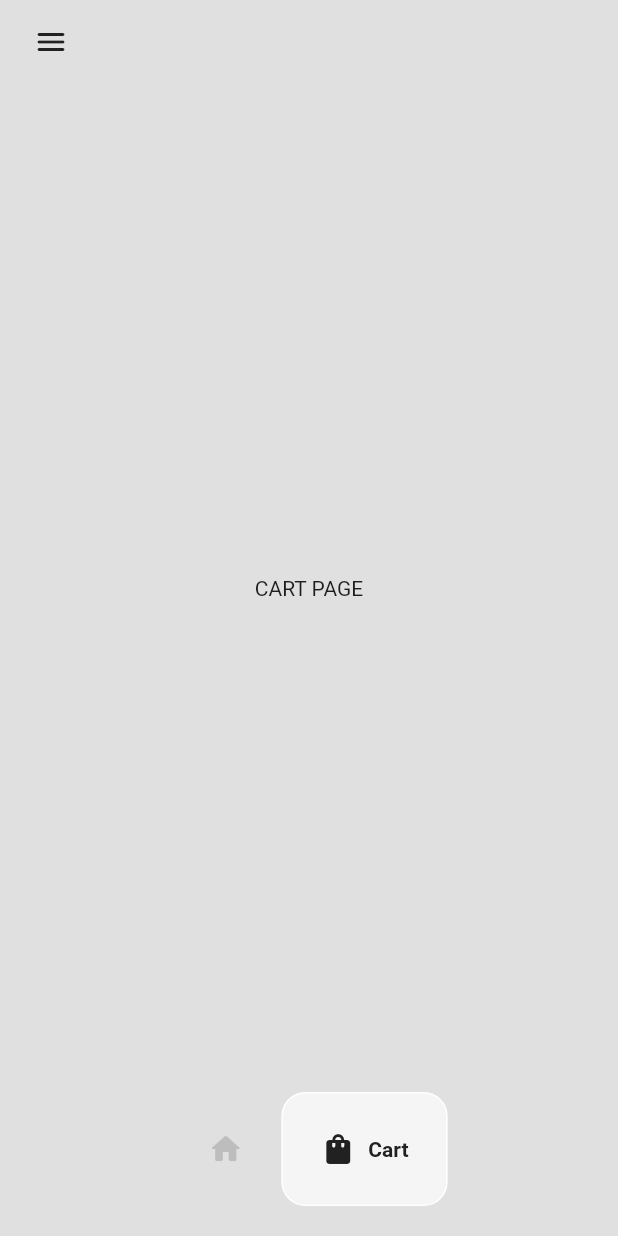
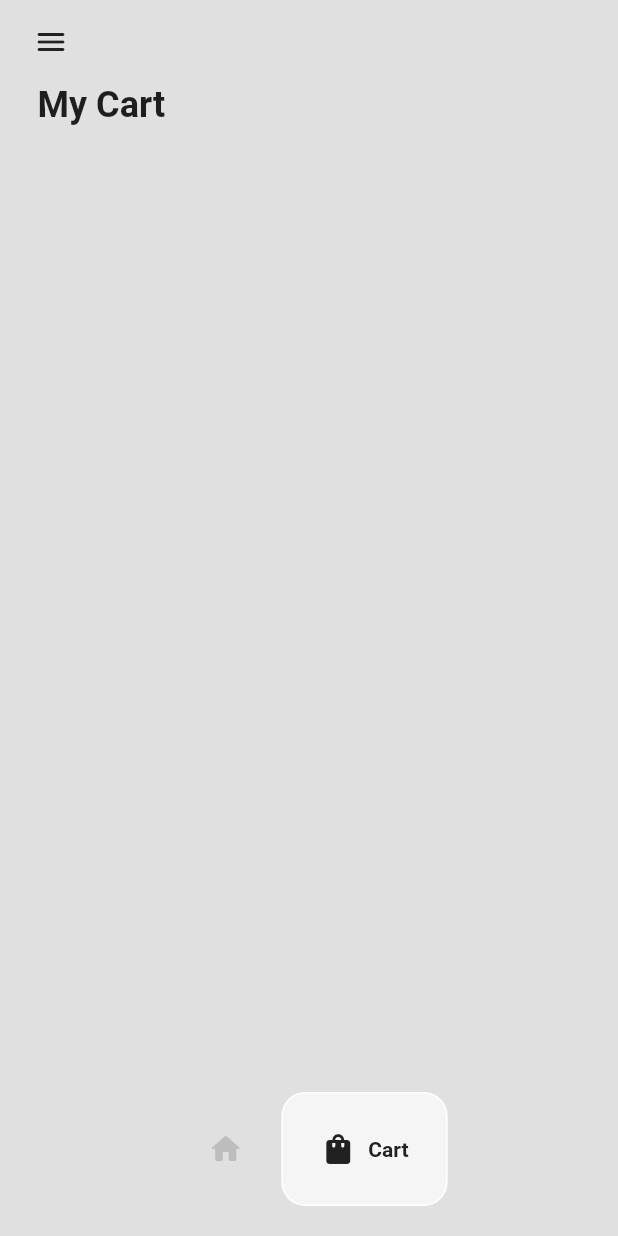
Before and after one commit to The-Naveen-Chandra/Sneaker-Shop-Flutter, a Flutter app: the HomePage screen opened directly, item 2 of the bottom bar chosen, on a phone screen of 412 x 824 dp. Run offline on Flutter 3.47's test engine with Material 2 defaults, Android fonts, the phone set to English and light mode, and no system bars; drawn by our look-alikes of google_nav_bar; our stand-ins replace google_fonts.

```diff
--- a/lib/pages/cart_page.dart
+++ b/lib/pages/cart_page.dart
@@ -1,4 +1,9 @@
 import 'package:flutter/material.dart';
+import 'package:provider/provider.dart';
+import 'package:google_fonts/google_fonts.dart';
+import 'package:sneaker_shop/components/cart_item.dart';
+import 'package:sneaker_shop/models/cart_model.dart';
+import 'package:sneaker_shop/models/shoe_data.dart';
 
 class CartPage extends StatefulWidget {
   const CartPage({super.key});
@@ -10,8 +15,44 @@ class CartPage extends StatefulWidget {
 class _CartPageState extends State<CartPage> {
   @override
   Widget build(BuildContext context) {
-    return const Center(
-      child: Text("CART PAGE"),
+    return Consumer<Cart>(
+      builder: (context, value, child) => Padding(
+        padding: const EdgeInsets.symmetric(
+          horizontal: 25.0,
+        ),
+        child: Column(
+          crossAxisAlignment: CrossAxisAlignment.start,
+          children: [
+            // heading
+            Text(
+              "My Cart",
+              style: GoogleFonts.roboto(
+                fontWeight: FontWeight.bold,
+                fontSize: 24.0,
+              ),
+            ),
+
+            const SizedBox(
+              height: 25,
+            ),
+
+            Expanded(
+              child: ListView.builder(
+                itemCount: value.getUserCart().length,
+                itemBuilder: (context, index) {
+                  // get individual shoe
+                  Shoe individualShoe = value.getUserCart()[index];
+
+                  // return the cart item
+                  return CartItem(
+                    shoe: individualShoe,
+                  );
+                },
+              ),
+            ),
+          ],
+        ),
+      ),
     );
   }
 }
```
